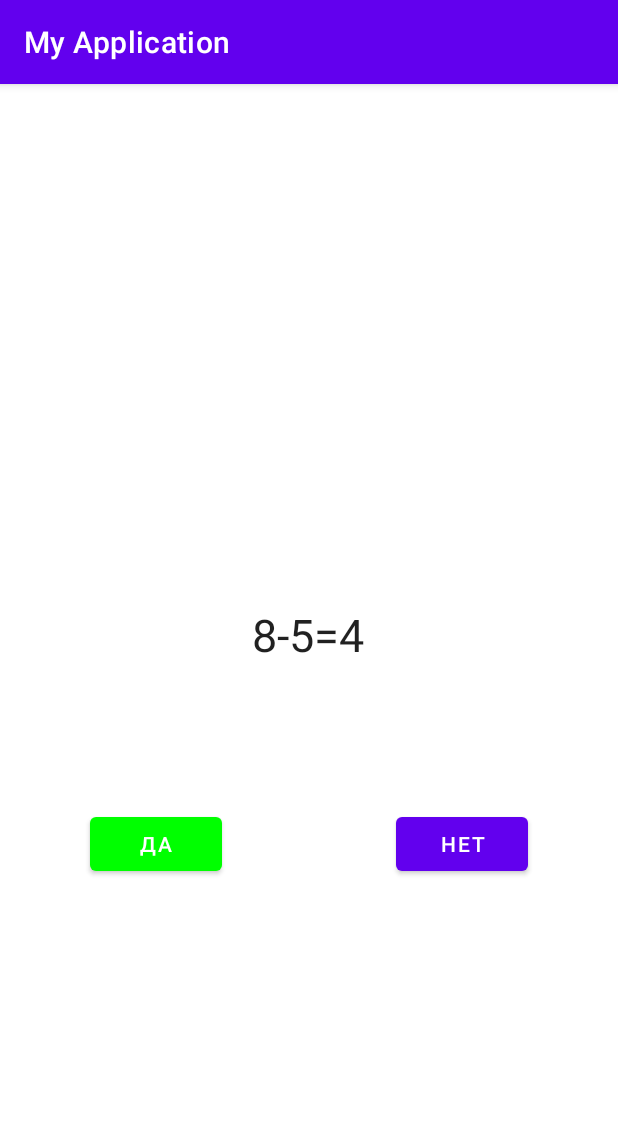
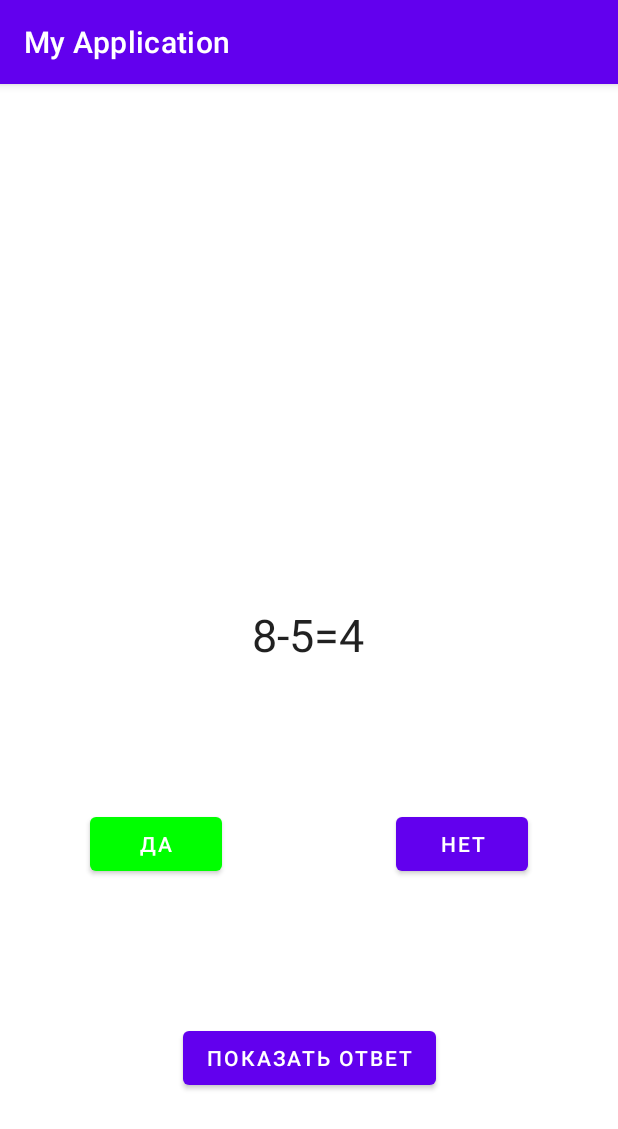
Before and after one commit to Mve9031177286/Android_2020, an Android app: the screen it shows after launch (MainActivity), after a tap on "ДА", on a phone screen of 412 x 824 dp. Shown: the top 1129 px of the screen. Run offline under Robolectric (Android 15) with nearby library versions, the phone set to English and light mode, and no system bars.

Commit message:
30.11.2020 Добавлена вторая активность Просмотр правильных ответов

```diff
--- a/MyApplication/app/src/main/AndroidManifest.xml
+++ b/MyApplication/app/src/main/AndroidManifest.xml
@@ -9,6 +9,7 @@
         android:roundIcon="@mipmap/ic_launcher_round"
         android:supportsRtl="true"
         android:theme="@style/Theme.MyApplication">
+        <activity android:name=".AnswerActivity"></activity>
         <activity android:name=".MainActivity">
             <intent-filter>
                 <action android:name="android.intent.action.MAIN" />
--- a/MyApplication/app/src/main/java/com/example/myapplication/MainActivity.java
+++ b/MyApplication/app/src/main/java/com/example/myapplication/MainActivity.java
@@ -3,8 +3,10 @@ package com.example.myapplication;
 import androidx.annotation.ColorInt;
 import androidx.appcompat.app.AppCompatActivity;
 
+import android.content.Intent;
 import android.graphics.Color;
 import android.os.Bundle;
+import android.util.Log;
 import android.view.View;
 import android.widget.Button;
 import android.widget.TextView;
@@ -15,8 +17,9 @@ import Viev.OnClickListener;
 public class MainActivity extends AppCompatActivity {
 
     private TextView textView;
-    private Button yesBtn;
-    private Button noBtn;
+    private Button yesBtn;// создал кнопку "да"
+    private Button noBtn;// создал кнопку "нет"
+    private Button showAnswer;
 
     private Question[] questions = new Question[]{
             new Question(R.string.question1, true),
@@ -29,26 +32,32 @@ public class MainActivity extends AppCompatActivity {
 
     private int questionIndex = 0;
     @Override
-    protected void onCreate(Bundle savedInstanceState) {
+    protected void onCreate(Bundle savedInstanceState) {  // метод onCreate запускается со своим хранилищем Bundle saved...наподобие ArreyList, но в Андроид
         super.onCreate(savedInstanceState);
         setContentView(R.layout.activity_main);
 
+        if (savedInstanceState != null){// при запуске приложения saved=null, там ничего нет
+            questionIndex = savedInstanceState.getInt("questionIndex");  //если saved... не равен (!=) null, то берем значение question из него
+        }
+
         textView = findViewById(R.id.textView);
-        yesBtn = findViewById(R.id.yesBtn);
-        noBtn = findViewById(R.id.noBtn);
+        yesBtn = findViewById(R.id.yesBtn);// соединил кнопку "да" с компонентом view
+        noBtn = findViewById(R.id.noBtn);//  соединил кнопку "нет" с компонентом view, стандартная конструкция, надо запомнить
+        showAnswer = findViewById(R.id.showAnswer);
 
         textView.setText(questions[questionIndex].getQuestionResId());
-        yesBtn.setOnClickListener(new View.OnClickListener() {
+        yesBtn.setOnClickListener(new View.OnClickListener() { // обработка нажатия пользователем кнопки "да"
             @Override
-            public void onClick(View view) {
+            public void onClick(View view) { //  реализуем метод onClick, который срабатывает при нажатии кнопки "да"
                 if (questions[questionIndex].isAnswerTrue())
                     Toast.makeText(MainActivity.this,R.string.correct, Toast.LENGTH_LONG).show();
                 else
                     Toast.makeText(MainActivity.this,R.string.nocorrect, Toast.LENGTH_LONG).show();
-                @ColorInt int color = Color.parseColor("#00ff00");
-                yesBtn.setBackgroundColor(color);
+                @ColorInt int color = Color.parseColor("#00ff00"); //  задал изменение цвета
+                yesBtn.setBackgroundColor(color);  //  привязал изменение цвета при нажатии к кнопке "да"
                 questionIndex++;
-                if (questionIndex<5)
+                if (questionIndex<5)  //  вместо этого можно сделать так (любое кол-во вопросов тогда, пойдет по кругу):
+                                      //questionIndex = (questionIndex+1)%questions.length  не позволит выйти за пределы массива
                     textView.setText(questions[questionIndex].getQuestionResId());
             }
         });
@@ -67,5 +76,45 @@ public class MainActivity extends AppCompatActivity {
             }
         });
 
+        showAnswer.setOnClickListener(new View.OnClickListener() {  // обработчик клика кнопки show.. запускает новую активность когда нажали на кнопку
+            @Override
+            public void onClick(View view) {
+                Intent intent = new Intent(MainActivity.this, AnswerActivity.class);// намерение создать новую активность, новая активность запускается через андроид менеджер, в скобках текущая активность, где мы находимся (this) и  ту активность, которую хочу запустить
+                intent.putExtra("answer",questions[questionIndex].isAnswerTrue());  //  прицепляю данные к ответу ( ключ, массив с вопросами[текущий вопрос] и ответ, достаем через геттер
+                startActivity(intent); // командую: запускаем активность
+            }
+        });
+
+    }
+    @Override
+    public void onStart(){
+        super.onStart();
+        Log.d("SYSTEM INFO","Метод onStart() запущен");
+    }
+    @Override
+    public void onResume(){
+        super.onResume();
+        Log.d("SYSTEM INFO","Метод onResume() запущен");
+    }
+    @Override
+    public void onPause(){
+        super.onPause();
+        Log.d("SYSTEM INFO","Метод onPause() запущен");
+    }
+    @Override
+    public void onSaveInstanceState(Bundle savedInstanceState){ // Метод сохранения данных перед уничтожением активности
+        super.onSaveInstanceState(savedInstanceState); // запуск метода со ссылкой на родителя
+        Log.d("SYSTEM INFO","Метод onSaveInstanceState() запущен");
+        savedInstanceState.putInt("questionIndex",questionIndex); // Добавили элемент по ключу, ключ потом запрашивается в строке 38
+    }
+    @Override
+    public void onStop(){
+        super.onStop();
+        Log.d("SYSTEM INFO","Метод onStop() запущен");
+    }
+    @Override
+    public void onDestroy(){
+        super.onDestroy();
+        Log.d("SYSTEM INFO","Метод onDestroy() запущен");
     }
 }
--- a/MyApplication/app/src/main/res/layout/activity_main.xml
+++ b/MyApplication/app/src/main/res/layout/activity_main.xml
@@ -42,4 +42,14 @@
         app:layout_constraintTop_toBottomOf="@+id/textView"
         app:layout_constraintVertical_bias="0.266" />
 
+    <Button
+        android:id="@+id/showAnswer"
+        android:layout_width="wrap_content"
+        android:layout_height="wrap_content"
+        android:text="@string/show_answer"
+        app:layout_constraintBottom_toBottomOf="parent"
+        app:layout_constraintEnd_toEndOf="parent"
+        app:layout_constraintStart_toStartOf="parent"
+        app:layout_constraintTop_toBottomOf="@+id/yesBtn" />
+
 </androidx.constraintlayout.widget.ConstraintLayout>
--- /dev/null
+++ b/MyApplication/app/src/main/res/values/ids.xml
@@ -0,0 +1,4 @@
+<?xml version="1.0" encoding="utf-8"?>
+<resources>
+    <item name="textAnswer" type="id" />
+</resources>
--- a/MyApplication/app/src/main/res/values/strings.xml
+++ b/MyApplication/app/src/main/res/values/strings.xml
@@ -7,10 +7,11 @@
     <string name="question3">9-4=6</string>
     <string name="question4">3+4=7</string>
     <string name="question5">6-2=4</string>
-    <string name = "correct">ВЕРНО</string>
-    <string name = "nocorrect">НЕВЕРНО</string>
-    <string name ="yes">ДА</string>
-    <string name = "no">НЕТ</string>
-    <string name="finish">БАСТА КАРАПУЗИКИ</string>
+    <string name="correct">ВЕРНО</string>
+    <string name="nocorrect">НЕВЕРНО</string>
+    <string name="yes">ДА</string>
+    <string name="no">НЕТ</string>
+    <string name="correct_answer">ПРАВИЛЬНЫЙ ОТВЕТ:</string>
+    <string name="show_answer">ПОКАЗАТЬ ОТВЕТ</string>
     <string name="question" />
 </resources>
```
Also changed, not shown: MyApplication/app/src/main/java/com/example/myapplication/AnswerActivity.java (added, +30 -0 lines), MyApplication/app/src/main/java/com/example/myapplication/Viev.java (deleted, +0 -14 lines), MyApplication/app/src/main/res/layout/activity_answer.xml (added, +30 -0 lines), MyApplication/app/src/main/res/layout/activity_answer2.xml (added, +32 -0 lines).
